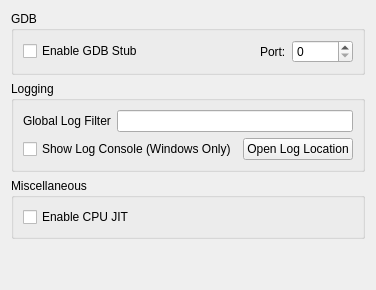
Before: the Qt Designer form src/citra_qt/configuration/configure_debug.ui in tbsp/citra-valentin, drawn with Qt 5.
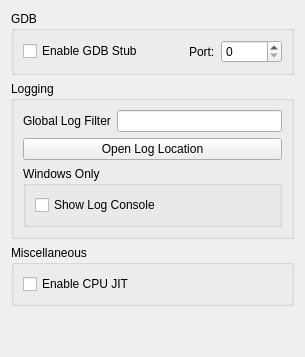
After: the same form once the commit is applied.

Commit message: reverted the screenshot rename and the big configuration window fix

Diff of the .ui file:
```diff
--- a/src/citra_qt/configuration/configure_debug.ui
+++ b/src/citra_qt/configuration/configure_debug.ui
@@ -79,13 +79,6 @@
       </item>
       <item>
        <layout class="QHBoxLayout" name="horizontalLayout_2">
-        <item>
-         <widget class="QCheckBox" name="toggle_console">
-          <property name="text">
-           <string>Show Log Console (Windows Only)</string>
-          </property>
-         </widget>
-        </item>
         <item>
          <widget class="QPushButton" name="open_log_button">
           <property name="text">
@@ -95,6 +88,22 @@
         </item>
        </layout>
       </item>
+      <item>
+       <widget class="QGroupBox" name="groupBox_4">
+        <property name="title">
+         <string>Windows Only</string>
+        </property>
+        <layout class="QVBoxLayout" name="verticalLayout_5">
+         <item>
+          <widget class="QCheckBox" name="toggle_console">
+           <property name="text">
+            <string>Show Log Console</string>
+           </property>
+          </widget>
+         </item>
+        </layout>
+       </widget>
+      </item>
      </layout>
     </widget>
    </item>
```
The commit also changes 10 other files.
